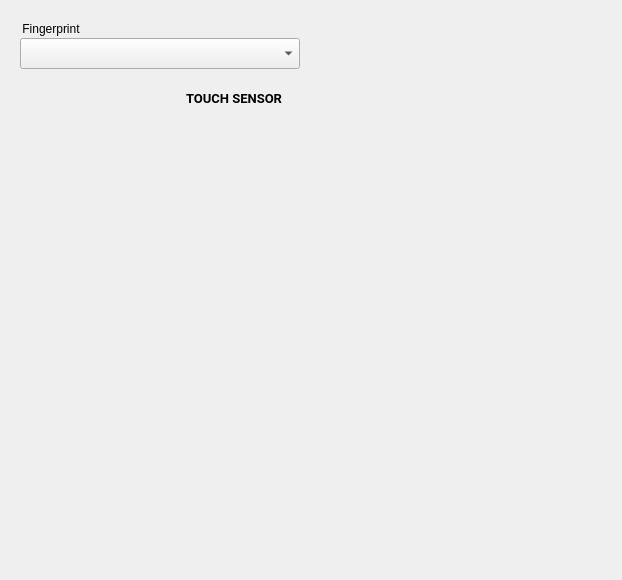
This is android/skin/qt/extended-pages/finger-page.ui in aosp-mirror/platform_external_qemu as Qt 5 draws it before an edit. The edited form follows.
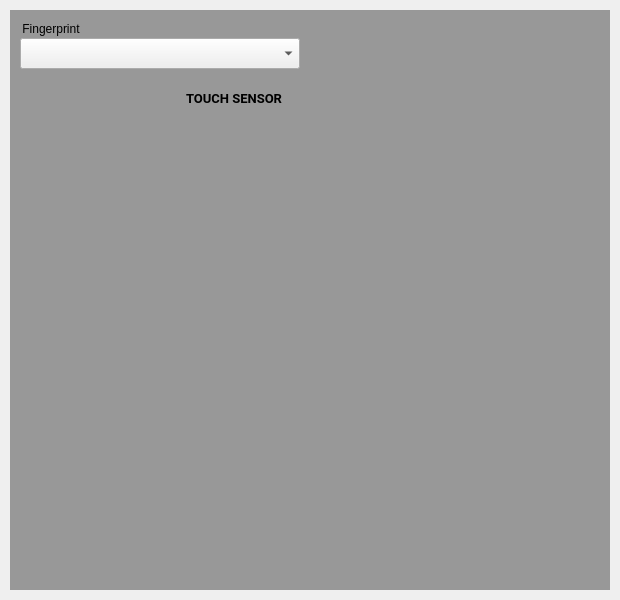
This is the edited form. Custom widgets are drawn as their Qt base class.

Commit message:
[UI] Conditionally disable the D-Pad and fingerprint UIs
1) If the AVD does not have a hardware D-Pad, disable that
   UI control.

2) If the AVD's API level does not support fingerprint detection,
   disable that UI control. (Fingerprint was added in API 23.)

If I disable a control, I put a mask over the control, saying
why the control is disabled.

Diff of the .ui file:
```diff
--- a/android/skin/qt/extended-pages/finger-page.ui
+++ b/android/skin/qt/extended-pages/finger-page.ui
@@ -6,13 +6,37 @@
    <rect>
     <x>0</x>
     <y>0</y>
-    <width>622</width>
-    <height>580</height>
+    <width>620</width>
+    <height>600</height>
    </rect>
   </property>
   <property name="windowTitle">
    <string>Form</string>
   </property>
+  <widget class="QLabel" name="finger_noFinger_mask">
+   <property name="geometry">
+    <rect>
+     <x>10</x>
+     <y>10</y>
+     <width>600</width>
+     <height>580</height>
+    </rect>
+   </property>
+   <property name="font">
+    <font>
+     <family>Roboto</family>
+    </font>
+   </property>
+   <property name="autoFillBackground">
+    <bool>false</bool>
+   </property>
+   <property name="styleSheet">
+    <string notr="true">background-color: rgba(128, 128, 128, 200)</string>
+   </property>
+   <property name="alignment">
+    <set>Qt::AlignCenter</set>
+   </property>
+  </widget>
   <widget class="RaisedMaterialButton" name="finger_touchButton">
    <property name="geometry">
     <rect>
```
The commit also changes 7 other files.
